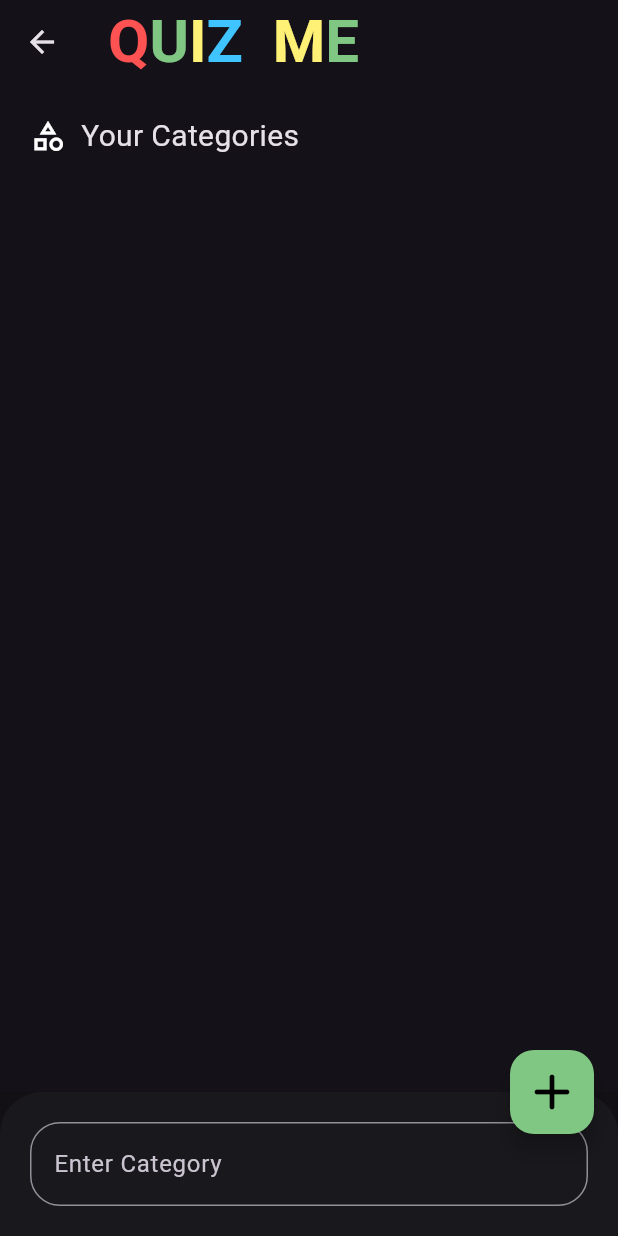
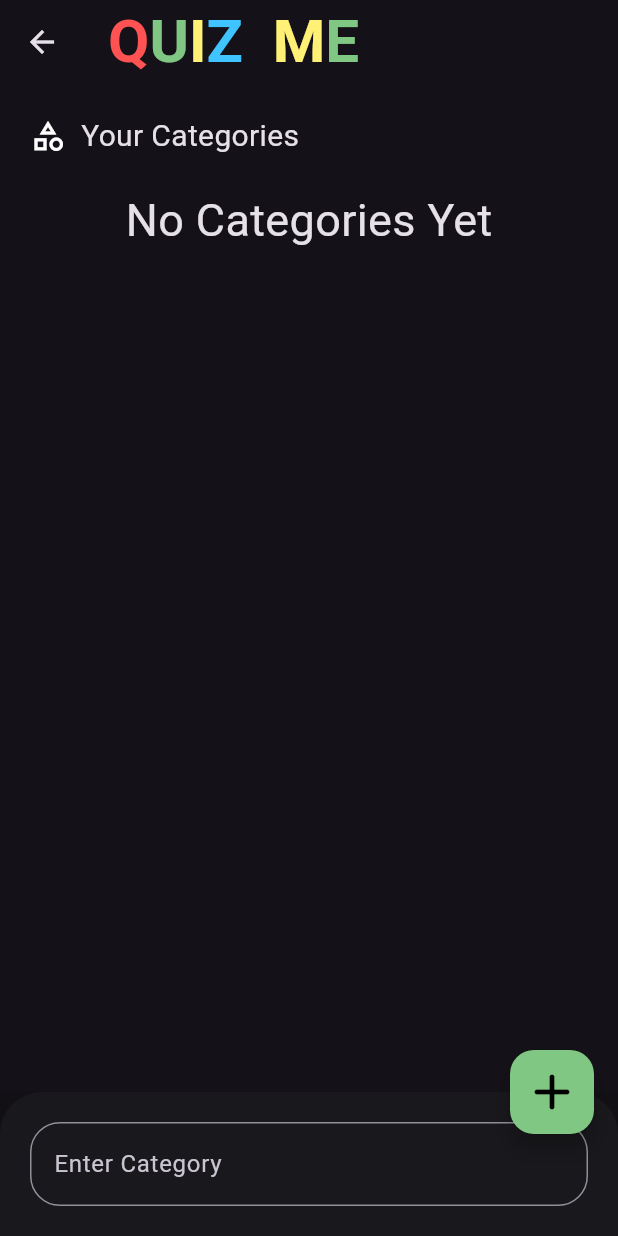
Before and after one commit to Sara-Salem-FCI/CodeAlpha_flashcard_quiz_app, a Flutter app: the screen it shows after launch, after a tap on the "add" icon, on a phone screen of 412 x 824 dp. Run offline on Flutter 3.47's test engine with Material 3 defaults, Android fonts, the phone set to English and light mode, and no system bars; our stand-ins replace bloc, flutter_bloc, sqflite; accounts and stored records are empty.

Commit message:
edit text style if no categories

```diff
--- a/lib/views/categories_view.dart
+++ b/lib/views/categories_view.dart
@@ -6,7 +6,6 @@ import 'package:flutter/material.dart';
 import 'package:flutter_bloc/flutter_bloc.dart';
 
 import '../cubit/categories_cubit/states.dart';
-
 
 class CategoriesView extends StatelessWidget {
   const CategoriesView({super.key});
@@ -50,7 +49,16 @@ class CategoriesView extends StatelessWidget {
                 const SizedBox(
                   height: 20,
                 ),
-                Expanded(
+                CategoriesCubit.get(context).categories.isEmpty
+                    ? const Center(
+                        child: Text(
+                          'No Categories Yet',
+                          style: TextStyle(
+                            fontSize: 30,
+                          ),
+                        ),
+                      )
+                    : Expanded(
                         child: CustomScrollView(
                           physics: const BouncingScrollPhysics(),
                           slivers: [
@@ -72,8 +80,9 @@ class CategoriesView extends StatelessWidget {
                                   index: index,
                                 );
                               },
-                        itemCount:
-                            CategoriesCubit.get(context).categories.length,
+                              itemCount: CategoriesCubit.get(context)
+                                  .categories
+                                  .length,
                             ),
                           ],
                         ),
```
Lines whose indentation alone changed are shown as unchanged.
